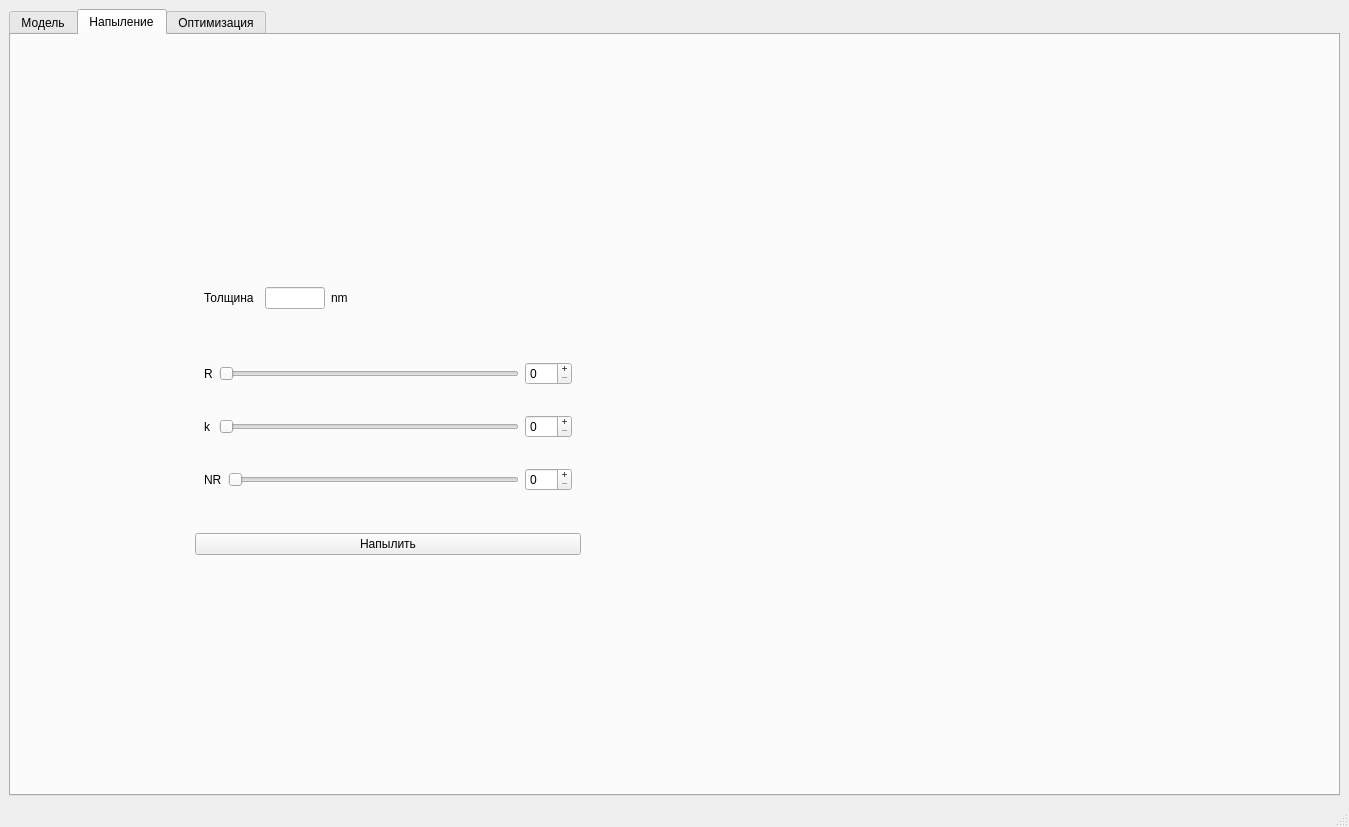
First picture: the form in gui.ui, repository MarchiyGV/RotationAndDeposition, before the edit.
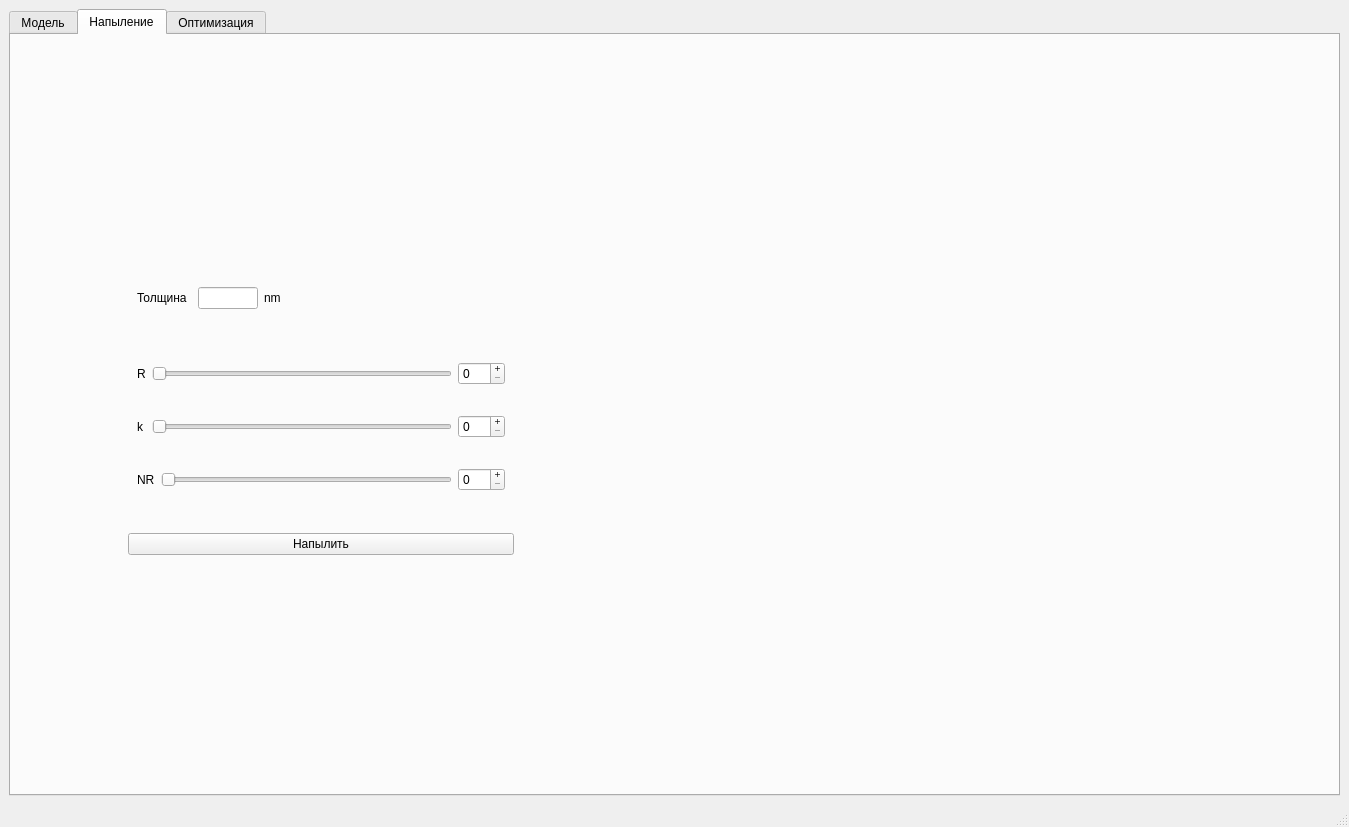
Second picture: the form after the edit. The open tabs and pages were chosen to show the change.

Commit message: open file delegate was changed, icon for open file dialog was added - ura!

```diff
--- a/gui.ui
+++ b/gui.ui
@@ -164,7 +164,7 @@
           </property>
           <property name="minimumSize">
            <size>
-            <width>400</width>
+            <width>600</width>
             <height>400</height>
            </size>
           </property>
```
Left out of the diff: 8 changed lines with no effect on the pictures. The commit also changes 6 other files.
